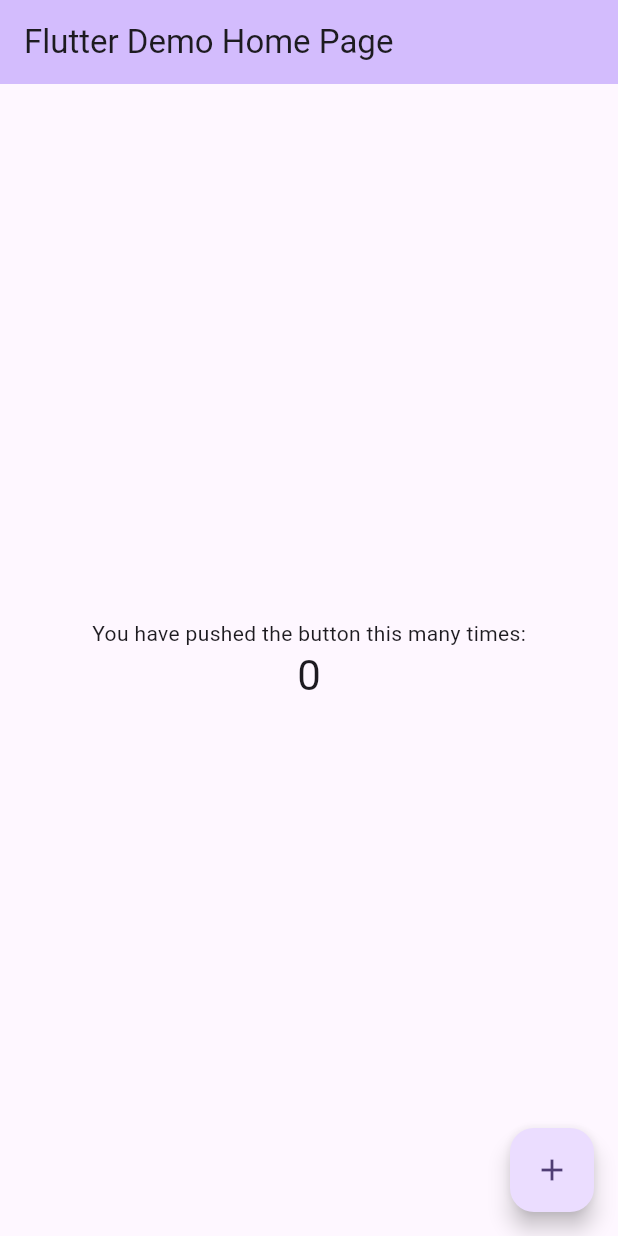
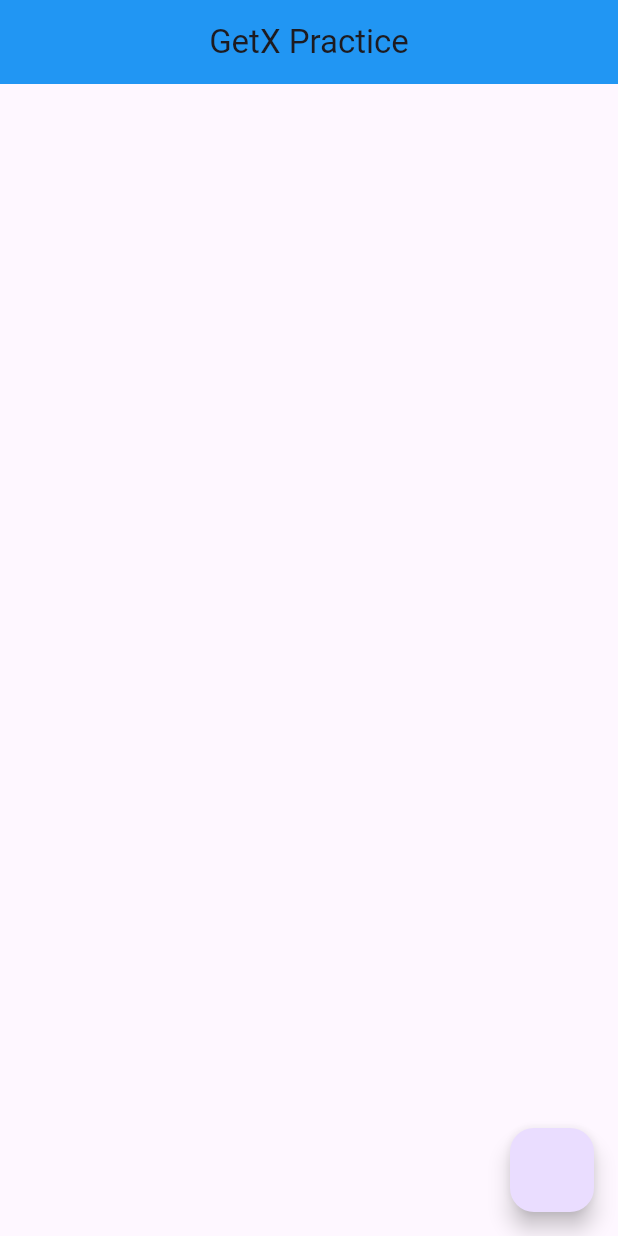
Before and after one commit to huzaifa-huzzi/Getx-Tutorials, a Flutter app: the screen it shows after launch, on a phone screen of 412 x 824 dp. Run offline on Flutter 3.47's test engine with Material 3 defaults, Android fonts, the phone set to English and light mode, and no system bars; our stand-ins replace get.

Commit message:
1.Practice in Getx

```diff
--- /dev/null
+++ b/lib/HomeScreen.dart
@@ -0,0 +1,36 @@
+import 'package:flutter/material.dart';
+import 'package:get/get.dart';
+
+class HomeScreen extends StatefulWidget {
+  const HomeScreen({super.key});
+
+  @override
+  State<HomeScreen> createState() => _HomeScreenState();
+}
+
+class _HomeScreenState extends State<HomeScreen> {
+  @override
+  Widget build(BuildContext context) {
+    return Scaffold(
+      appBar: AppBar(
+        title:const  Text('GetX Practice'),
+        centerTitle: true,
+        backgroundColor: Colors.blue,
+      ),
+      body: Column(
+        children: [
+
+        ],
+      ),
+      floatingActionButton: FloatingActionButton(onPressed:(){
+        Get.snackbar('Huzaifa Khan', 'Iam Learning Getx',
+          backgroundColor: Colors.red,
+          icon:const  Icon(Icons.drive_file_rename_outline),
+          snackPosition: SnackPosition.BOTTOM,
+          mainButton: TextButton(onPressed: (){}, child:const  Text('Click')),
+
+        );
+      }),
+    );
+  }
+}
--- a/lib/main.dart
+++ b/lib/main.dart
@@ -1,4 +1,6 @@
 import 'package:flutter/material.dart';
+import 'package:get/get.dart';
+import 'package:getx_dart/HomeScreen.dart';
 
 void main() {
   runApp(const MyApp());
@@ -7,119 +9,12 @@ void main() {
 class MyApp extends StatelessWidget {
   const MyApp({super.key});
 
-  // This widget is the root of your application.
   @override
   Widget build(BuildContext context) {
-    return MaterialApp(
-      title: 'Flutter Demo',
-      theme: ThemeData(
-        // This is the theme of your application.
-        //
-        // TRY THIS: Try running your application with "flutter run". You'll see
-        // the application has a purple toolbar. Then, without quitting the app,
-        // try changing the seedColor in the colorScheme below to Colors.green
-        // and then invoke "hot reload" (save your changes or press the "hot
-        // reload" button in a Flutter-supported IDE, or press "r" if you used
-        // the command line to start the app).
-        //
-        // Notice that the counter didn't reset back to zero; the application
-        // state is not lost during the reload. To reset the state, use hot
-        // restart instead.
-        //
-        // This works for code too, not just values: Most code changes can be
-        // tested with just a hot reload.
-        colorScheme: ColorScheme.fromSeed(seedColor: Colors.deepPurple),
-        useMaterial3: true,
-      ),
-      home: const MyHomePage(title: 'Flutter Demo Home Page'),
+    return const  GetMaterialApp(
+      title: 'GetX Practice',
+      debugShowCheckedModeBanner: false,
+      home: HomeScreen(),
     );
   }
 }
-
-class MyHomePage extends StatefulWidget {
-  const MyHomePage({super.key, required this.title});
-
-  // This widget is the home page of your application. It is stateful, meaning
-  // that it has a State object (defined below) that contains fields that affect
-  // how it looks.
-
-  // This class is the configuration for the state. It holds the values (in this
-  // case the title) provided by the parent (in this case the App widget) and
-  // used by the build method of the State. Fields in a Widget subclass are
-  // always marked "final".
-
-  final String title;
-
-  @override
-  State<MyHomePage> createState() => _MyHomePageState();
-}
-
-class _MyHomePageState extends State<MyHomePage> {
-  int _counter = 0;
-
-  void _incrementCounter() {
-    setState(() {
-      // This call to setState tells the Flutter framework that something has
-      // changed in this State, which causes it to rerun the build method below
-      // so that the display can reflect the updated values. If we changed
-      // _counter without calling setState(), then the build method would not be
-      // called again, and so nothing would appear to happen.
-      _counter++;
-    });
-  }
-
-  @override
-  Widget build(BuildContext context) {
-    // This method is rerun every time setState is called, for instance as done
-    // by the _incrementCounter method above.
-    //
-    // The Flutter framework has been optimized to make rerunning build methods
-    // fast, so that you can just rebuild anything that needs updating rather
-    // than having to individually change instances of widgets.
-    return Scaffold(
-      appBar: AppBar(
-        // TRY THIS: Try changing the color here to a specific color (to
-        // Colors.amber, perhaps?) and trigger a hot reload to see the AppBar
-        // change color while the other colors stay the same.
-        backgroundColor: Theme.of(context).colorScheme.inversePrimary,
-        // Here we take the value from the MyHomePage object that was created by
-        // the App.build method, and use it to set our appbar title.
-        title: Text(widget.title),
-      ),
-      body: Center(
-        // Center is a layout widget. It takes a single child and positions it
-        // in the middle of the parent.
-        child: Column(
-          // Column is also a layout widget. It takes a list of children and
-          // arranges them vertically. By default, it sizes itself to fit its
-          // children horizontally, and tries to be as tall as its parent.
-          //
-          // Column has various properties to control how it sizes itself and
-          // how it positions its children. Here we use mainAxisAlignment to
-          // center the children vertically; the main axis here is the vertical
-          // axis because Columns are vertical (the cross axis would be
-          // horizontal).
-          //
-          // TRY THIS: Invoke "debug painting" (choose the "Toggle Debug Paint"
-          // action in the IDE, or press "p" in the console), to see the
-          // wireframe for each widget.
-          mainAxisAlignment: MainAxisAlignment.center,
-          children: <Widget>[
-            const Text(
-              'You have pushed the button this many times:',
-            ),
-            Text(
-              '$_counter',
-              style: Theme.of(context).textTheme.headlineMedium,
-            ),
-          ],
-        ),
-      ),
-      floatingActionButton: FloatingActionButton(
-        onPressed: _incrementCounter,
-        tooltip: 'Increment',
-        child: const Icon(Icons.add),
-      ), // This trailing comma makes auto-formatting nicer for build methods.
-    );
-  }
-}
--- a/pubspec.yaml
+++ b/pubspec.yaml
@@ -35,6 +35,7 @@ dependencies:
   # The following adds the Cupertino Icons font to your application.
   # Use with the CupertinoIcons class for iOS style icons.
   cupertino_icons: ^1.0.6
+  get: ^4.6.6
 
 dev_dependencies:
   flutter_test:
```
Also changed, not shown: pubspec.lock.
